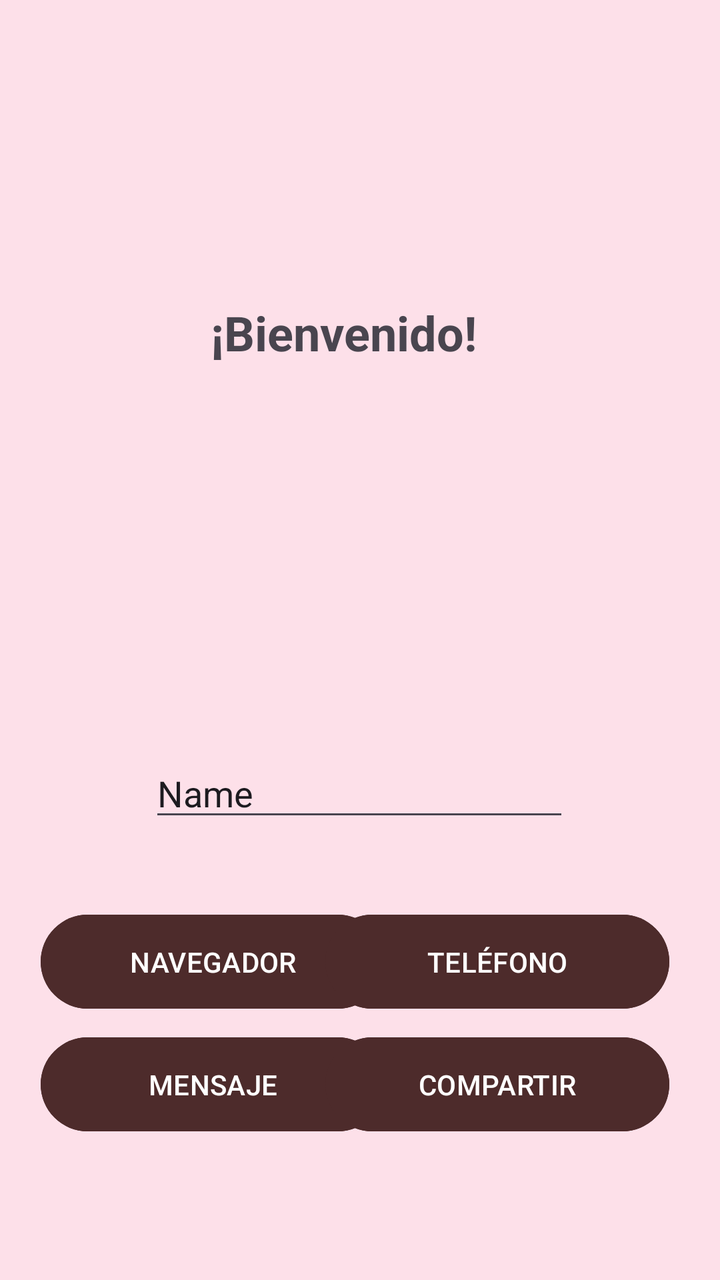
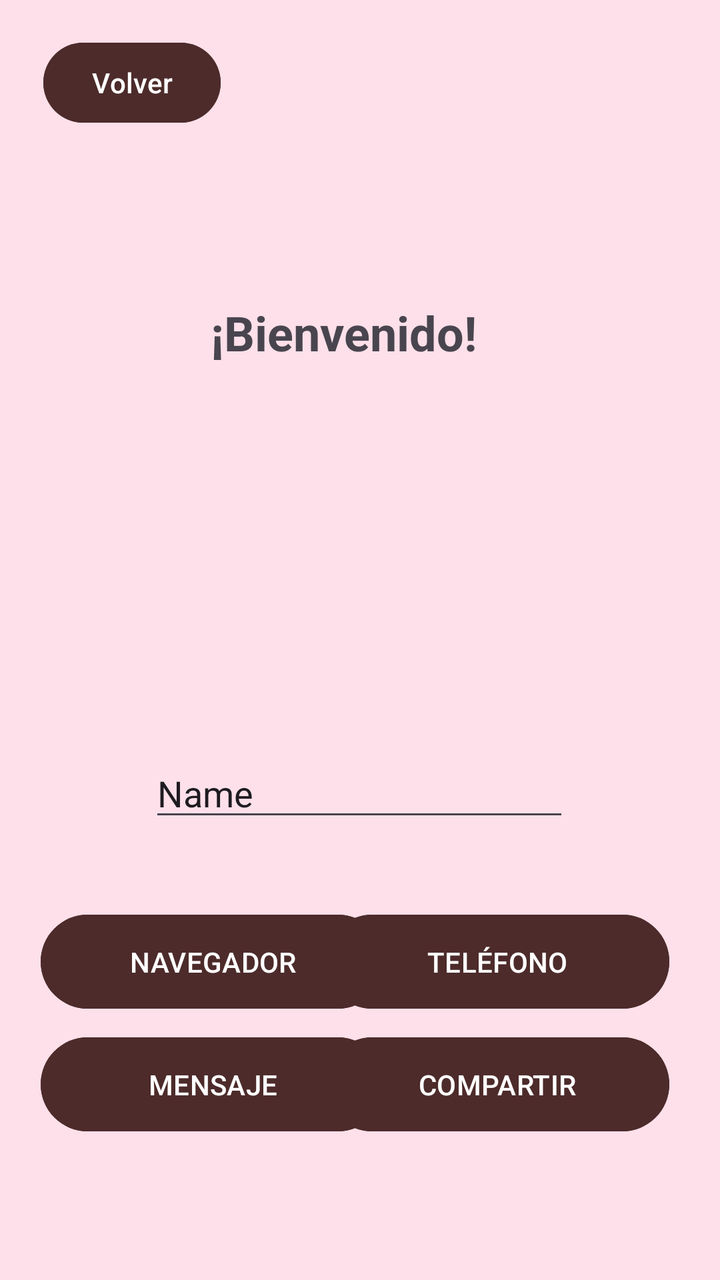

Compare the two renders of this Android layout. The source of the first and the diff that turns it into the second are given below.
<!-- AndroidManifest.xml: application theme Theme.Tarea13 -->
<!-- res/layout/activity_accesos.xml -->
<?xml version="1.0" encoding="utf-8"?>
<androidx.constraintlayout.widget.ConstraintLayout xmlns:android="http://schemas.android.com/apk/res/android"
    xmlns:app="http://schemas.android.com/apk/res-auto"
    xmlns:tools="http://schemas.android.com/tools"
    android:id="@+id/main"
    android:layout_width="match_parent"
    android:layout_height="match_parent"
    android:background="#FDE0E9"
    tools:context=".AccesosActivity">

    <TextView
        android:id="@+id/welcomeTextViewer"
        android:layout_width="wrap_content"
        android:layout_height="wrap_content"
        android:text="¡Bienvenido!"
        android:textSize="24sp"
        android:textStyle="bold"
        app:layout_constraintBottom_toBottomOf="parent"
        app:layout_constraintEnd_toEndOf="parent"
        app:layout_constraintHorizontal_bias="0.464"
        app:layout_constraintStart_toStartOf="parent"
        app:layout_constraintTop_toTopOf="parent"
        app:layout_constraintVertical_bias="0.247" />

    <Button
        android:id="@+id/navButton"
        android:layout_width="172dp"
        android:layout_height="55dp"
        android:backgroundTint="#4D2B2B"
        android:text="NAVEGADOR"
        app:layout_constraintBottom_toBottomOf="parent"
        app:layout_constraintEnd_toEndOf="parent"
        app:layout_constraintHorizontal_bias="0.108"
        app:layout_constraintStart_toStartOf="parent"
        app:layout_constraintTop_toTopOf="parent"
        app:layout_constraintVertical_bias="0.775" />

    <Button
        android:id="@+id/phoneButton"
        android:layout_width="172dp"
        android:layout_height="55dp"
        android:backgroundTint="#4D2B2B"
        android:text="TELÉFONO"
        app:layout_constraintBottom_toBottomOf="parent"
        app:layout_constraintEnd_toEndOf="parent"
        app:layout_constraintHorizontal_bias="0.866"
        app:layout_constraintStart_toStartOf="parent"
        app:layout_constraintTop_toTopOf="parent"
        app:layout_constraintVertical_bias="0.775" />

    <Button
        android:id="@+id/messageButton"
        android:layout_width="172dp"
        android:layout_height="55dp"
        android:backgroundTint="#4D2B2B"
        android:text="MENSAJE"
        app:layout_constraintBottom_toBottomOf="parent"
        app:layout_constraintEnd_toEndOf="parent"
        app:layout_constraintHorizontal_bias="0.108"
        app:layout_constraintStart_toStartOf="parent"
        app:layout_constraintTop_toTopOf="parent"
        app:layout_constraintVertical_bias="0.88" />

    <Button
        android:id="@+id/shareButton"
        android:layout_width="172dp"
        android:layout_height="55dp"
        android:backgroundTint="#4D2B2B"
        android:text="COMPARTIR"
        app:layout_constraintBottom_toBottomOf="parent"
        app:layout_constraintEnd_toEndOf="parent"
        app:layout_constraintHorizontal_bias="0.866"
        app:layout_constraintStart_toStartOf="parent"
        app:layout_constraintTop_toTopOf="parent"
        app:layout_constraintVertical_bias="0.88" />

    <EditText
        android:id="@+id/editTextText3"
        android:layout_width="wrap_content"
        android:layout_height="wrap_content"
        android:ems="10"
        android:inputType="text"
        android:text="Name"
        app:layout_constraintBottom_toBottomOf="parent"
        app:layout_constraintEnd_toEndOf="parent"
        app:layout_constraintHorizontal_bias="0.497"
        app:layout_constraintStart_toStartOf="parent"
        app:layout_constraintTop_toTopOf="parent"
        app:layout_constraintVertical_bias="0.625" />
</androidx.constraintlayout.widget.ConstraintLayout>
<!-- resources referenced by this layout -->
<resources>
  <style name="Theme.Tarea13" parent="Base.Theme.Tarea13" />
  <style name="Base.Theme.Tarea13" parent="Theme.Material3.DayNight.NoActionBar">
          
          
      </style>
</resources>

<!-- the commit's change to res/layout/activity_accesos.xml (unified diff, before → after) -->
@@ -75,7 +75,7 @@
         app:layout_constraintVertical_bias="0.88" />
 
     <EditText
-        android:id="@+id/editTextText3"
+        android:id="@+id/searchTextInput"
         android:layout_width="wrap_content"
         android:layout_height="wrap_content"
         android:ems="10"
@@ -87,4 +87,17 @@
         app:layout_constraintStart_toStartOf="parent"
         app:layout_constraintTop_toTopOf="parent"
         app:layout_constraintVertical_bias="0.625" />
+
+    <Button
+        android:id="@+id/backButton"
+        android:layout_width="wrap_content"
+        android:layout_height="wrap_content"
+        android:backgroundTint="#4D2B2B"
+        android:text="Volver"
+        app:layout_constraintBottom_toBottomOf="parent"
+        app:layout_constraintEnd_toEndOf="parent"
+        app:layout_constraintHorizontal_bias="0.08"
+        app:layout_constraintStart_toStartOf="parent"
+        app:layout_constraintTop_toTopOf="parent"
+        app:layout_constraintVertical_bias="0.029" />
 </androidx.constraintlayout.widget.ConstraintLayout>
